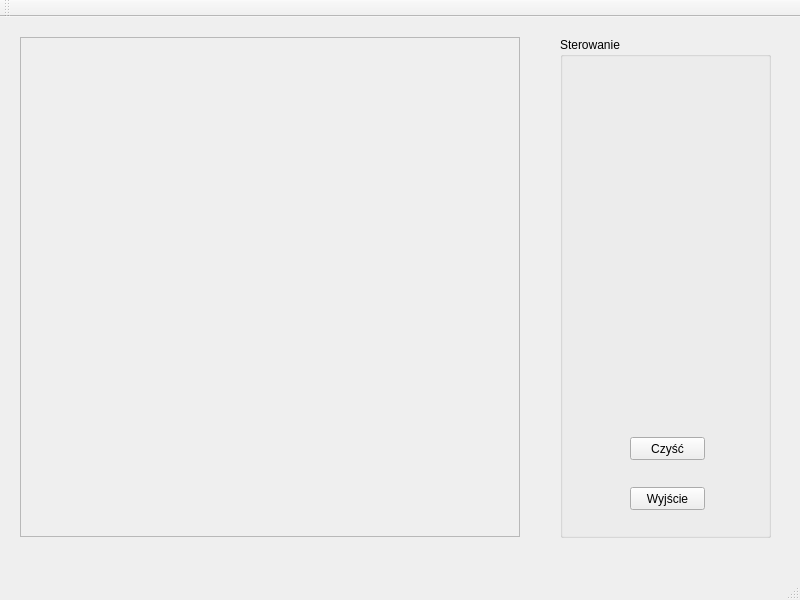
Old version of the form mainwindow.ui in the repository mbobas/QT_rysowanie_odcinkow.
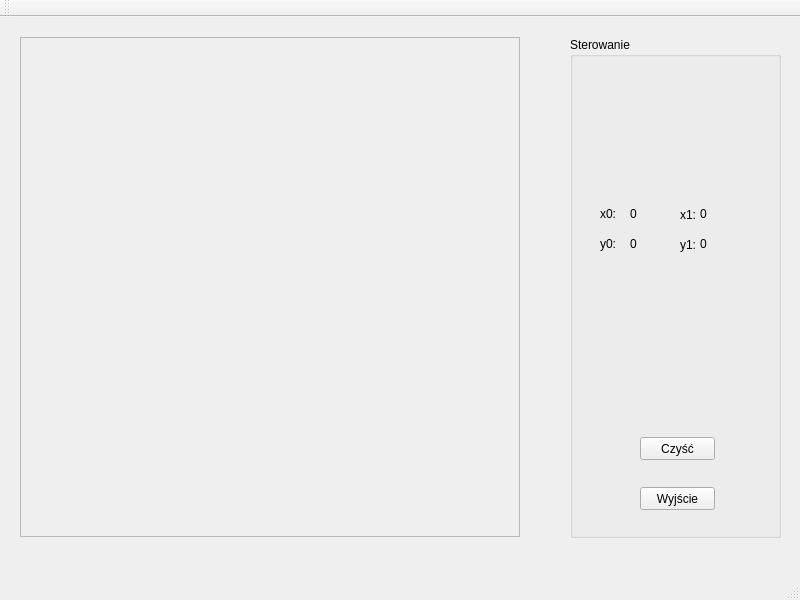
New version of the form.

Diff of the .ui file:
```diff
--- a/mainwindow.ui
+++ b/mainwindow.ui
@@ -33,7 +33,7 @@
    <widget class="QGroupBox" name="groupBox">
     <property name="geometry">
      <rect>
-      <x>560</x>
+      <x>570</x>
       <y>20</y>
       <width>211</width>
       <height>501</height>
@@ -68,6 +68,110 @@
       <string>Czyść</string>
      </property>
     </widget>
+    <widget class="QLabel" name="label_x">
+     <property name="geometry">
+      <rect>
+       <x>30</x>
+       <y>169</y>
+       <width>16</width>
+       <height>16</height>
+      </rect>
+     </property>
+     <property name="text">
+      <string>x0:</string>
+     </property>
+    </widget>
+    <widget class="QLabel" name="label_y">
+     <property name="geometry">
+      <rect>
+       <x>30</x>
+       <y>199</y>
+       <width>16</width>
+       <height>16</height>
+      </rect>
+     </property>
+     <property name="text">
+      <string>y0: </string>
+     </property>
+    </widget>
+    <widget class="QLabel" name="labelX">
+     <property name="geometry">
+      <rect>
+       <x>60</x>
+       <y>170</y>
+       <width>47</width>
+       <height>13</height>
+      </rect>
+     </property>
+     <property name="text">
+      <string>0</string>
+     </property>
+    </widget>
+    <widget class="QLabel" name="labelY">
+     <property name="geometry">
+      <rect>
+       <x>60</x>
+       <y>200</y>
+       <width>47</width>
+       <height>13</height>
+      </rect>
+     </property>
+     <property name="text">
+      <string>0</string>
+     </property>
+    </widget>
+    <widget class="QLabel" name="label_x_2">
+     <property name="geometry">
+      <rect>
+       <x>110</x>
+       <y>170</y>
+       <width>16</width>
+       <height>16</height>
+      </rect>
+     </property>
+     <property name="text">
+      <string>x1: </string>
+     </property>
+    </widget>
+    <widget class="QLabel" name="label_y_2">
+     <property name="geometry">
+      <rect>
+       <x>110</x>
+       <y>200</y>
+       <width>16</width>
+       <height>16</height>
+      </rect>
+     </property>
+     <property name="text">
+      <string>y1: </string>
+     </property>
+    </widget>
+    <widget class="QLabel" name="labelX_2">
+     <property name="geometry">
+      <rect>
+       <x>130</x>
+       <y>170</y>
+       <width>47</width>
+       <height>13</height>
+      </rect>
+     </property>
+     <property name="text">
+      <string>0</string>
+     </property>
+    </widget>
+    <widget class="QLabel" name="labelY_2">
+     <property name="geometry">
+      <rect>
+       <x>130</x>
+       <y>200</y>
+       <width>47</width>
+       <height>13</height>
+      </rect>
+     </property>
+     <property name="text">
+      <string>0</string>
+     </property>
+    </widget>
    </widget>
   </widget>
   <widget class="QMenuBar" name="menuBar">
```
